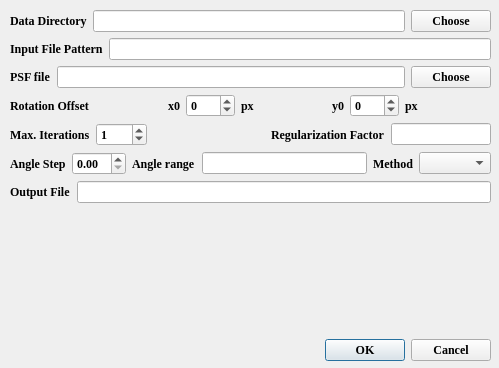
Before: the Qt Designer form mvdConfigDialog.ui in lirenzhucn/MVD_VSI, drawn with Qt 5.
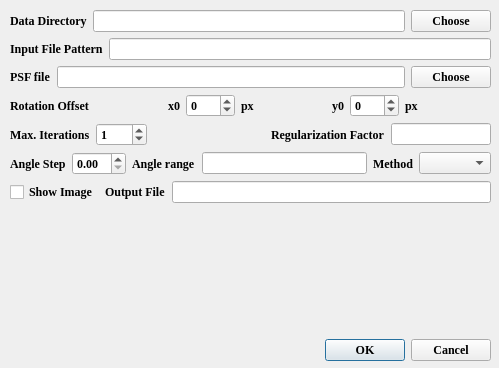
After: the same form once the commit is applied.

Commit message: Add a Show Image option

```diff
--- a/mvdConfigDialog.ui
+++ b/mvdConfigDialog.ui
@@ -292,6 +292,13 @@
     </item>
     <item>
      <layout class="QHBoxLayout" name="horizontalLayout_8">
+      <item>
+       <widget class="QCheckBox" name="mCkShowImage">
+        <property name="text">
+         <string>Show Image</string>
+        </property>
+       </widget>
+      </item>
       <item>
        <widget class="QLabel" name="label_12">
         <property name="text">
```
The commit also changes 1 other file.
